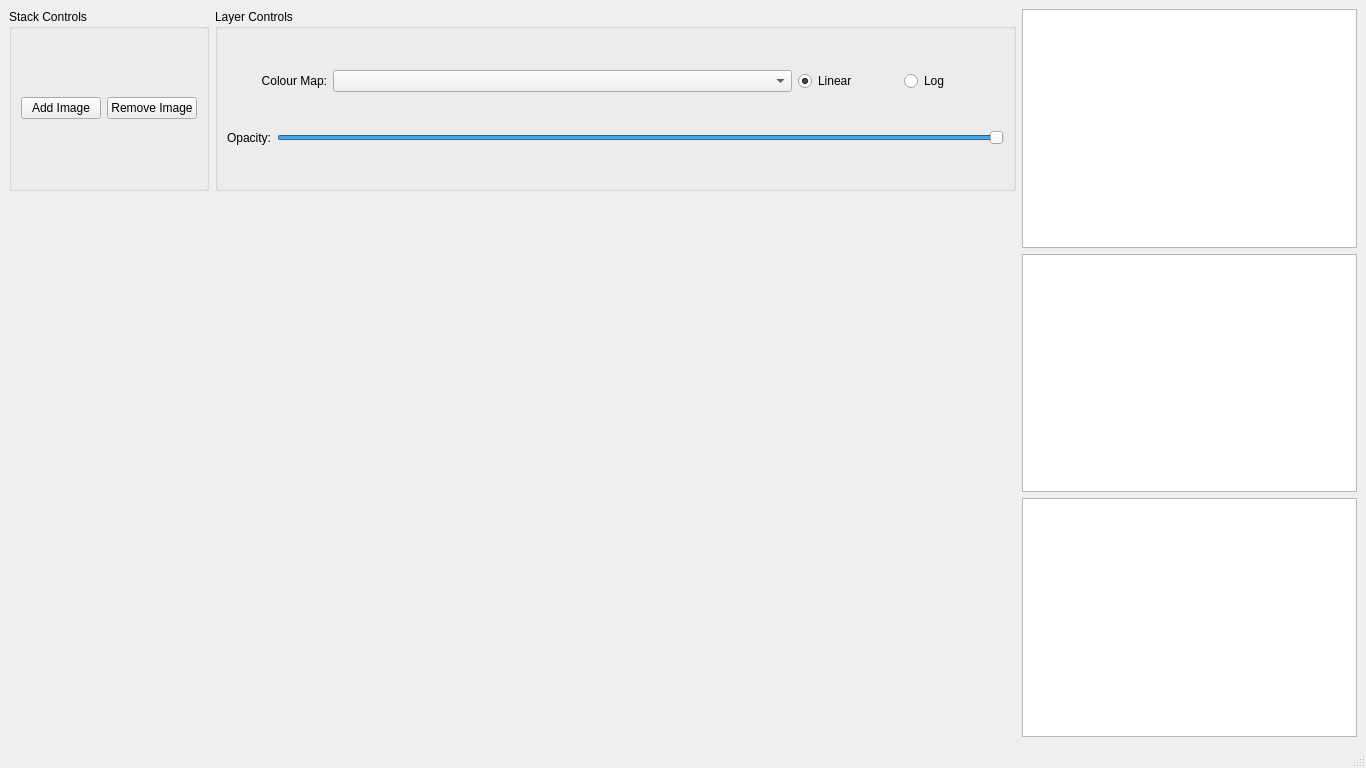
This is Code/ui/pqwindowimage.ui in VisIVOLab/VisIVOVisualAnalytics as Qt 5 draws it before an edit. The edited form follows.
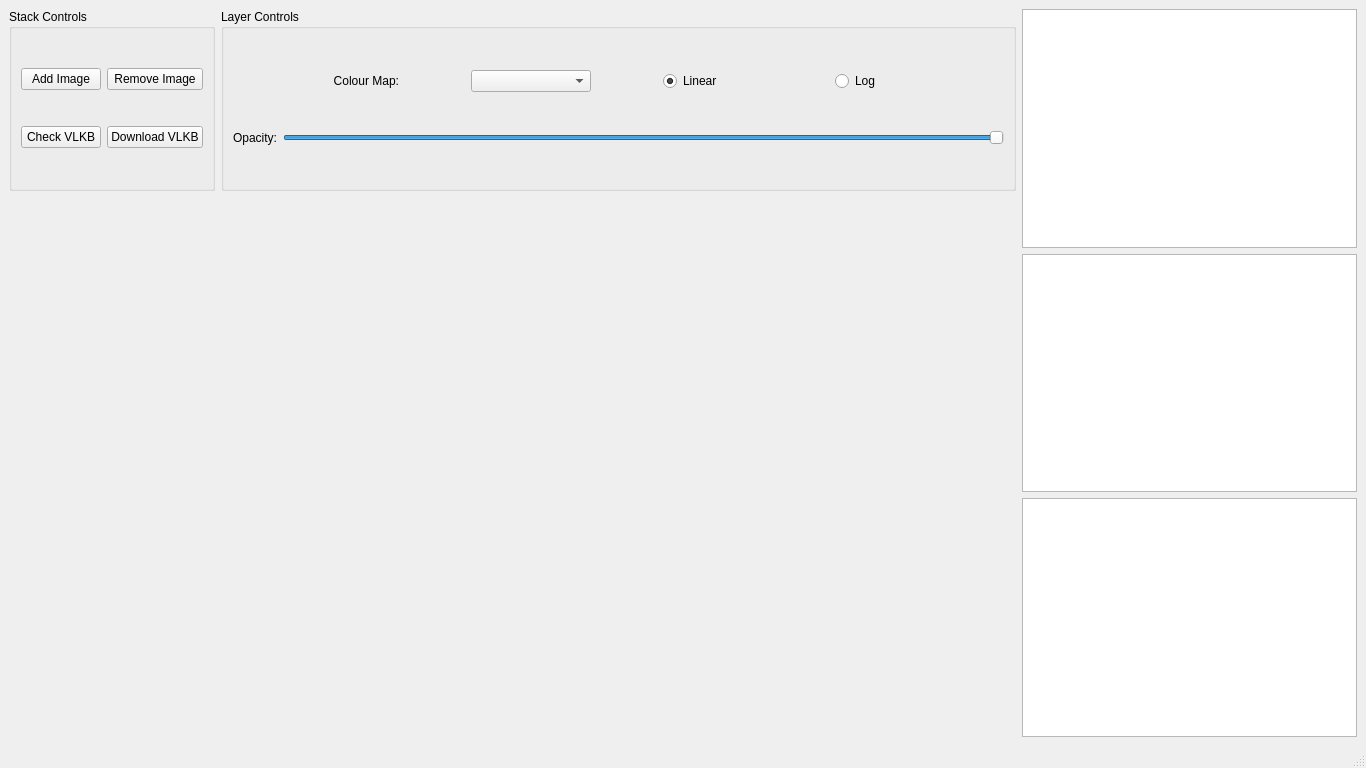
This is the edited form.

Commit message: Add basic tests for VLKBProxy efforts.

Patch:
```diff
--- a/Code/ui/pqwindowimage.ui
+++ b/Code/ui/pqwindowimage.ui
@@ -32,13 +32,6 @@
             <layout class="QHBoxLayout" name="horizontalLayout_4">
              <item>
               <layout class="QGridLayout" name="gridLayout">
-               <item row="0" column="1">
-                <widget class="QPushButton" name="btnRemoveImageFromStack">
-                 <property name="text">
-                  <string>Remove Image</string>
-                 </property>
-                </widget>
-               </item>
                <item row="0" column="0">
                 <widget class="QPushButton" name="btnAddImageToStack">
                  <property name="text">
@@ -46,6 +39,27 @@
                  </property>
                 </widget>
                </item>
+               <item row="0" column="1">
+                <widget class="QPushButton" name="btnRemoveImageFromStack">
+                 <property name="text">
+                  <string>Remove Image</string>
+                 </property>
+                </widget>
+               </item>
+               <item row="1" column="1">
+                <widget class="QPushButton" name="btnVLKBDown">
+                 <property name="text">
+                  <string>Download VLKB</string>
+                 </property>
+                </widget>
+               </item>
+               <item row="1" column="0">
+                <widget class="QPushButton" name="btnCheckVLKB">
+                 <property name="text">
+                  <string>Check VLKB</string>
+                 </property>
+                </widget>
+               </item>
               </layout>
              </item>
             </layout>
@@ -94,6 +108,12 @@
                      <verstretch>0</verstretch>
                     </sizepolicy>
                    </property>
+                   <property name="maximumSize">
+                    <size>
+                     <width>120</width>
+                     <height>16777215</height>
+                    </size>
+                   </property>
                   </widget>
                  </item>
                  <item>
```
The commit also changes 3 other files.
